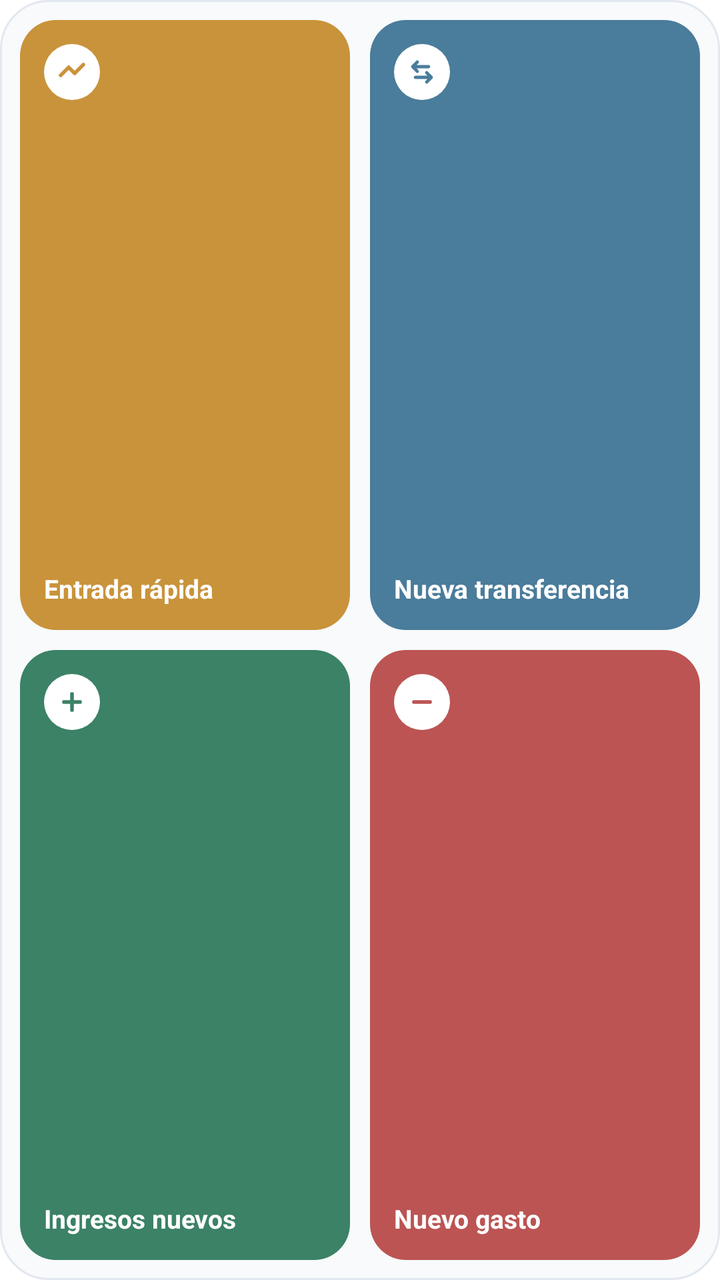
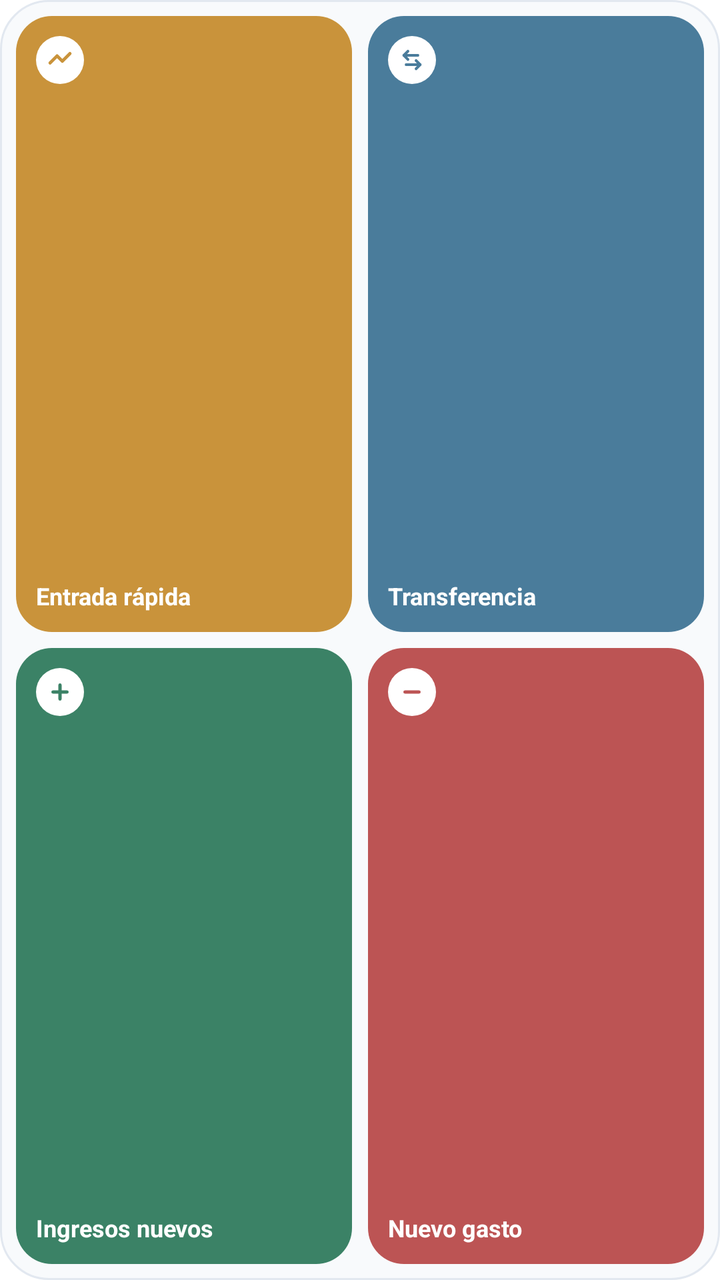

Compare the two renders of this Android layout. The source of the first and the diff that turns it into the second are given below.
<!-- AndroidManifest.xml: fallback theme Theme.MaterialComponents.DayNight.NoActionBar -->
<!-- res/layout/widget_quick_expense.xml -->
<?xml version="1.0" encoding="utf-8"?>
<LinearLayout xmlns:android="http://schemas.android.com/apk/res/android"
    android:layout_width="match_parent"
    android:layout_height="match_parent"
    android:orientation="vertical"
    android:background="@drawable/widget_background"
    android:padding="10dp">

    
    <LinearLayout
        android:layout_width="match_parent"
        android:layout_height="0dp"
        android:layout_weight="1"
        android:orientation="horizontal"
        android:layout_marginBottom="5dp">

        
        <LinearLayout
            android:id="@+id/btn_quick_entry"
            android:layout_width="0dp"
            android:layout_height="match_parent"
            android:layout_weight="1"
            android:orientation="vertical"
            android:background="@drawable/bg_widget_quick_entry"
            android:padding="12dp"
            android:layout_marginEnd="5dp">

            <FrameLayout
                android:layout_width="28dp"
                android:layout_height="28dp"
                android:background="@drawable/bg_widget_icon_circle">

                <ImageView
                    android:layout_width="16dp"
                    android:layout_height="16dp"
                    android:layout_gravity="center"
                    android:src="@drawable/ic_widget_bolt"
                    android:contentDescription="Entrada rápida" />
            </FrameLayout>

            <FrameLayout
                android:layout_width="match_parent"
                android:layout_height="0dp"
                android:layout_weight="1" />

            <TextView
                android:layout_width="match_parent"
                android:layout_height="wrap_content"
                android:text="Entrada rápida"
                android:textColor="#FFFFFF"
                android:textSize="13sp"
                android:textStyle="bold"
                android:singleLine="true"
                android:ellipsize="end" />
        </LinearLayout>

        
        <LinearLayout
            android:id="@+id/btn_new_transfer"
            android:layout_width="0dp"
            android:layout_height="match_parent"
            android:layout_weight="1"
            android:orientation="vertical"
            android:background="@drawable/bg_widget_transfer"
            android:padding="12dp"
            android:layout_marginStart="5dp">

            <FrameLayout
                android:layout_width="28dp"
                android:layout_height="28dp"
                android:background="@drawable/bg_widget_icon_circle">

                <ImageView
                    android:layout_width="16dp"
                    android:layout_height="16dp"
                    android:layout_gravity="center"
                    android:src="@drawable/ic_widget_transfer"
                    android:contentDescription="Nueva transferencia" />
            </FrameLayout>

            <FrameLayout
                android:layout_width="match_parent"
                android:layout_height="0dp"
                android:layout_weight="1" />

            <TextView
                android:layout_width="match_parent"
                android:layout_height="wrap_content"
                android:text="Nueva transferencia"
                android:textColor="#FFFFFF"
                android:textSize="13sp"
                android:textStyle="bold"
                android:singleLine="true"
                android:ellipsize="end" />
        </LinearLayout>
    </LinearLayout>

    
    <LinearLayout
        android:layout_width="match_parent"
        android:layout_height="0dp"
        android:layout_weight="1"
        android:orientation="horizontal"
        android:layout_marginTop="5dp">

        
        <LinearLayout
            android:id="@+id/btn_new_income"
            android:layout_width="0dp"
            android:layout_height="match_parent"
            android:layout_weight="1"
            android:orientation="vertical"
            android:background="@drawable/bg_widget_income"
            android:padding="12dp"
            android:layout_marginEnd="5dp">

            <FrameLayout
                android:layout_width="28dp"
                android:layout_height="28dp"
                android:background="@drawable/bg_widget_icon_circle">

                <ImageView
                    android:layout_width="16dp"
                    android:layout_height="16dp"
                    android:layout_gravity="center"
                    android:src="@drawable/ic_widget_plus"
                    android:contentDescription="Ingresos nuevos" />
            </FrameLayout>

            <FrameLayout
                android:layout_width="match_parent"
                android:layout_height="0dp"
                android:layout_weight="1" />

            <TextView
                android:layout_width="match_parent"
                android:layout_height="wrap_content"
                android:text="Ingresos nuevos"
                android:textColor="#FFFFFF"
                android:textSize="13sp"
                android:textStyle="bold"
                android:singleLine="true"
                android:ellipsize="end" />
        </LinearLayout>

        
        <LinearLayout
            android:id="@+id/btn_new_expense"
            android:layout_width="0dp"
            android:layout_height="match_parent"
            android:layout_weight="1"
            android:orientation="vertical"
            android:background="@drawable/bg_widget_expense"
            android:padding="12dp"
            android:layout_marginStart="5dp">

            <FrameLayout
                android:layout_width="28dp"
                android:layout_height="28dp"
                android:background="@drawable/bg_widget_icon_circle">

                <ImageView
                    android:layout_width="16dp"
                    android:layout_height="16dp"
                    android:layout_gravity="center"
                    android:src="@drawable/ic_widget_minus"
                    android:contentDescription="Nuevo gasto" />
            </FrameLayout>

            <FrameLayout
                android:layout_width="match_parent"
                android:layout_height="0dp"
                android:layout_weight="1" />

            <TextView
                android:layout_width="match_parent"
                android:layout_height="wrap_content"
                android:text="Nuevo gasto"
                android:textColor="#FFFFFF"
                android:textSize="13sp"
                android:textStyle="bold"
                android:singleLine="true"
                android:ellipsize="end" />
        </LinearLayout>
    </LinearLayout>

</LinearLayout>
<!-- resources referenced by this layout -->
<resources>
  <!-- drawable bg_widget_expense (drawable) -->
  <?xml version="1.0" encoding="utf-8"?>
  <shape xmlns:android="http://schemas.android.com/apk/res/android"
      android:shape="rectangle">
      <solid android:color="#BC5454" />
      <corners android:radius="18dp" />
  </shape>
  <!-- drawable bg_widget_icon_circle (drawable) -->
  <?xml version="1.0" encoding="utf-8"?>
  <shape xmlns:android="http://schemas.android.com/apk/res/android"
      android:shape="oval">
      <solid android:color="#FFFFFF" />
  </shape>
  <!-- drawable bg_widget_income (drawable) -->
  <?xml version="1.0" encoding="utf-8"?>
  <shape xmlns:android="http://schemas.android.com/apk/res/android"
      android:shape="rectangle">
      <solid android:color="#3B8266" />
      <corners android:radius="18dp" />
  </shape>
  <!-- drawable bg_widget_quick_entry (drawable) -->
  <?xml version="1.0" encoding="utf-8"?>
  <shape xmlns:android="http://schemas.android.com/apk/res/android"
      android:shape="rectangle">
      <solid android:color="#C9933B" />
      <corners android:radius="18dp" />
  </shape>
  <!-- drawable bg_widget_transfer (drawable) -->
  <?xml version="1.0" encoding="utf-8"?>
  <shape xmlns:android="http://schemas.android.com/apk/res/android"
      android:shape="rectangle">
      <solid android:color="#4A7C9B" />
      <corners android:radius="18dp" />
  </shape>
  <!-- drawable ic_widget_bolt (drawable) -->
  <?xml version="1.0" encoding="utf-8"?>
  <vector xmlns:android="http://schemas.android.com/apk/res/android"
      android:width="18dp"
      android:height="18dp"
      android:viewportWidth="24"
      android:viewportHeight="24">
      <path
          android:pathData="M3.5,14.5 L9.5,8.5 L14,13 L20.5,6.5"
          android:strokeWidth="2.8"
          android:strokeColor="#C9933B"
          android:strokeLineCap="round"
          android:strokeLineJoin="round"
          android:fillColor="#00000000" />
  </vector>
  <!-- drawable ic_widget_minus (drawable) -->
  <?xml version="1.0" encoding="utf-8"?>
  <vector xmlns:android="http://schemas.android.com/apk/res/android"
      android:width="18dp"
      android:height="18dp"
      android:viewportWidth="24"
      android:viewportHeight="24">
      <path
          android:pathData="M6,12 L18,12"
          android:strokeWidth="2.8"
          android:strokeColor="#BC5454"
          android:strokeLineCap="round"
          android:fillColor="#00000000" />
  </vector>
  <!-- drawable ic_widget_plus (drawable) -->
  <?xml version="1.0" encoding="utf-8"?>
  <vector xmlns:android="http://schemas.android.com/apk/res/android"
      android:width="18dp"
      android:height="18dp"
      android:viewportWidth="24"
      android:viewportHeight="24">
      <path
          android:pathData="M12,6 L12,18 M6,12 L18,12"
          android:strokeWidth="2.8"
          android:strokeColor="#3B8266"
          android:strokeLineCap="round"
          android:fillColor="#00000000" />
  </vector>
  <!-- drawable ic_widget_transfer (drawable) -->
  <?xml version="1.0" encoding="utf-8"?>
  <vector xmlns:android="http://schemas.android.com/apk/res/android"
      android:width="18dp"
      android:height="18dp"
      android:viewportWidth="24"
      android:viewportHeight="24">
      <path
          android:pathData="M17,8 L5,8 M5,8 L8.5,4.5 M5,8 L8.5,11.5 M7,16 L19,16 M19,16 L15.5,12.5 M19,16 L15.5,19.5"
          android:strokeWidth="2.4"
          android:strokeColor="#4A7C9B"
          android:strokeLineCap="round"
          android:strokeLineJoin="round"
          android:fillColor="#00000000" />
  </vector>
  <!-- drawable widget_background (drawable) -->
  <?xml version="1.0" encoding="utf-8"?>
  <shape xmlns:android="http://schemas.android.com/apk/res/android"
      android:shape="rectangle">
      <solid android:color="#F8FAFC" />
      <corners android:radius="24dp" />
      <stroke android:width="1dp" android:color="#E2E8F0" />
  </shape>
</resources>

<!-- the commit's change to res/layout/widget_quick_expense.xml (unified diff, before → after) -->
@@ -4,7 +4,7 @@
     android:layout_height="match_parent"
     android:orientation="vertical"
     android:background="@drawable/widget_background"
-    android:padding="10dp">
+    android:padding="8dp">
 
     
     <LinearLayout
@@ -12,87 +12,85 @@
         android:layout_height="0dp"
         android:layout_weight="1"
         android:orientation="horizontal"
-        android:layout_marginBottom="5dp">
+        android:layout_marginBottom="4dp">
 
         
-        <LinearLayout
+        <RelativeLayout
             android:id="@+id/btn_quick_entry"
             android:layout_width="0dp"
             android:layout_height="match_parent"
             android:layout_weight="1"
-            android:orientation="vertical"
             android:background="@drawable/bg_widget_quick_entry"
-            android:padding="12dp"
-            android:layout_marginEnd="5dp">
+            android:padding="10dp"
+            android:layout_marginEnd="4dp">
 
             <FrameLayout
-                android:layout_width="28dp"
-                android:layout_height="28dp"
+                android:layout_width="24dp"
+                android:layout_height="24dp"
+                android:layout_alignParentTop="true"
+                android:layout_alignParentStart="true"
                 android:background="@drawable/bg_widget_icon_circle">
 
                 <ImageView
-                    android:layout_width="16dp"
-                    android:layout_height="16dp"
+                    android:layout_width="14dp"
+                    android:layout_height="14dp"
                     android:layout_gravity="center"
                     android:src="@drawable/ic_widget_bolt"
                     android:contentDescription="Entrada rápida" />
             </FrameLayout>
 
-            <FrameLayout
-                android:layout_width="match_parent"
-                android:layout_height="0dp"
-                android:layout_weight="1" />
-
             <TextView
                 android:layout_width="match_parent"
                 android:layout_height="wrap_content"
+                android:layout_alignParentBottom="true"
+                android:layout_alignParentStart="true"
+                android:layout_alignParentEnd="true"
                 android:text="Entrada rápida"
                 android:textColor="#FFFFFF"
-                android:textSize="13sp"
+                android:textSize="12sp"
                 android:textStyle="bold"
-                android:singleLine="true"
+                android:maxLines="1"
                 android:ellipsize="end" />
-        </LinearLayout>
+        </RelativeLayout>
 
         
-        <LinearLayout
+        <RelativeLayout
             android:id="@+id/btn_new_transfer"
             android:layout_width="0dp"
             android:layout_height="match_parent"
             android:layout_weight="1"
-            android:orientation="vertical"
             android:background="@drawable/bg_widget_transfer"
-            android:padding="12dp"
-            android:layout_marginStart="5dp">
+            android:padding="10dp"
+            android:layout_marginStart="4dp">
 
             <FrameLayout
-                android:layout_width="28dp"
-                android:layout_height="28dp"
+                android:layout_width="24dp"
+                android:layout_height="24dp"
+                android:layout_alignParentTop="true"
+                android:layout_alignParentStart="true"
                 android:background="@drawable/bg_widget_icon_circle">
 
                 <ImageView
-                    android:layout_width="16dp"
-                    android:layout_height="16dp"
+                    android:layout_width="14dp"
+                    android:layout_height="14dp"
                     android:layout_gravity="center"
                     android:src="@drawable/ic_widget_transfer"
                     android:contentDescription="Nueva transferencia" />
             </FrameLayout>
 
-            <FrameLayout
-                android:layout_width="match_parent"
-                android:layout_height="0dp"
-                android:layout_weight="1" />
-
             <TextView
                 android:layout_width="match_parent"
                 android:layout_height="wrap_content"
-                android:text="Nueva transferencia"
+                android:layout_alignParentBottom="true"
+                android:layout_alignParentStart="true"
+                android:layout_alignParentEnd="true"
+                android:text="Transferencia"
                 android:textColor="#FFFFFF"
-                android:textSize="13sp"
+                android:textSize="12sp"
                 android:textStyle="bold"
-                android:singleLine="true"
+                android:maxLines="1"
                 android:ellipsize="end" />
-        </LinearLayout>
+        </RelativeLayout>
     </LinearLayout>
 
     
@@ -101,87 +99,85 @@
         android:layout_height="0dp"
         android:layout_weight="1"
         android:orientation="horizontal"
-        android:layout_marginTop="5dp">
+        android:layout_marginTop="4dp">
 
         
-        <LinearLayout
+        <RelativeLayout
             android:id="@+id/btn_new_income"
             android:layout_width="0dp"
             android:layout_height="match_parent"
             android:layout_weight="1"
-            android:orientation="vertical"
             android:background="@drawable/bg_widget_income"
-            android:padding="12dp"
-            android:layout_marginEnd="5dp">
+            android:padding="10dp"
+            android:layout_marginEnd="4dp">
 
             <FrameLayout
-                android:layout_width="28dp"
-                android:layout_height="28dp"
+                android:layout_width="24dp"
+                android:layout_height="24dp"
+                android:layout_alignParentTop="true"
+                android:layout_alignParentStart="true"
                 android:background="@drawable/bg_widget_icon_circle">
 
                 <ImageView
-                    android:layout_width="16dp"
-                    android:layout_height="16dp"
+                    android:layout_width="14dp"
+                    android:layout_height="14dp"
                     android:layout_gravity="center"
                     android:src="@drawable/ic_widget_plus"
                     android:contentDescription="Ingresos nuevos" />
             </FrameLayout>
 
-            <FrameLayout
-                android:layout_width="match_parent"
-                android:layout_height="0dp"
-                android:layout_weight="1" />
-
             <TextView
                 android:layout_width="match_parent"
                 android:layout_height="wrap_content"
+                android:layout_alignParentBottom="true"
+                android:layout_alignParentStart="true"
+                android:layout_alignParentEnd="true"
                 android:text="Ingresos nuevos"
                 android:textColor="#FFFFFF"
-                android:textSize="13sp"
+                android:textSize="12sp"
                 android:textStyle="bold"
-                android:singleLine="true"
+                android:maxLines="1"
                 android:ellipsize="end" />
-        </LinearLayout>
+        </RelativeLayout>
 
         
-        <LinearLayout
+        <RelativeLayout
             android:id="@+id/btn_new_expense"
             android:layout_width="0dp"
             android:layout_height="match_parent"
             android:layout_weight="1"
-            android:orientation="vertical"
             android:background="@drawable/bg_widget_expense"
-            android:padding="12dp"
-            android:layout_marginStart="5dp">
+            android:padding="10dp"
+            android:layout_marginStart="4dp">
 
             <FrameLayout
-                android:layout_width="28dp"
-                android:layout_height="28dp"
+                android:layout_width="24dp"
+                android:layout_height="24dp"
+                android:layout_alignParentTop="true"
+                android:layout_alignParentStart="true"
                 android:background="@drawable/bg_widget_icon_circle">
 
                 <ImageView
-                    android:layout_width="16dp"
-                    android:layout_height="16dp"
+                    android:layout_width="14dp"
+                    android:layout_height="14dp"
                     android:layout_gravity="center"
                     android:src="@drawable/ic_widget_minus"
                     android:contentDescription="Nuevo gasto" />
             </FrameLayout>
 
-            <FrameLayout
-                android:layout_width="match_parent"
-                android:layout_height="0dp"
-                android:layout_weight="1" />
-
             <TextView
                 android:layout_width="match_parent"
                 android:layout_height="wrap_content"
+                android:layout_alignParentBottom="true"
+                android:layout_alignParentStart="true"
+                android:layout_alignParentEnd="true"
                 android:text="Nuevo gasto"
                 android:textColor="#FFFFFF"
-                android:textSize="13sp"
+                android:textSize="12sp"
                 android:textStyle="bold"
-                android:singleLine="true"
+                android:maxLines="1"
                 android:ellipsize="end" />
-        </LinearLayout>
+        </RelativeLayout>
     </LinearLayout>
 
 </LinearLayout>
